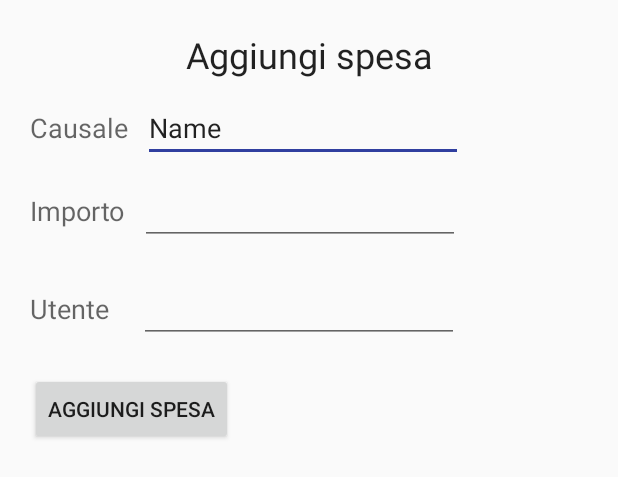
After one commit to buffin4576/BillOnAir, an Android app: the layout aggiuntaspesastanza.xml on its own in the app's theme, with its tools: preview values and no code run, on a phone screen of 412 x 824 dp. The commit adds this screen. Shown: the top 477 px of the screen. Run offline under Robolectric (Android 15) with nearby library versions, the phone set to English and light mode, and no system bars; network calls fail.

Commit message:
aggiuntaspesastanza xml

```diff
--- /dev/null
+++ b/BillOnAirApp/app/src/main/res/layout/aggiuntaspesastanza.xml
@@ -0,0 +1,113 @@
+<?xml version="1.0" encoding="utf-8"?>
+<ScrollView xmlns:android="http://schemas.android.com/apk/res/android"
+    android:layout_width="fill_parent"
+    android:layout_height="fill_parent"
+    android:id="@+id/scrollView"
+    android:fillViewport="true" >
+    <RelativeLayout android:layout_width="match_parent" android:layout_height="wrap_content">
+
+        <TextView
+            android:layout_width="wrap_content"
+            android:layout_height="wrap_content"
+            android:textAppearance="?android:attr/textAppearanceLarge"
+            android:text="Aggiungi spesa"
+            android:id="@+id/textView19"
+            android:layout_alignParentEnd="true"
+            android:layout_alignParentStart="true"
+            android:textAlignment="center"
+            android:textSize="24dp"
+            android:layout_marginTop="20dp" />
+
+        <RelativeLayout
+            android:layout_width="match_parent"
+            android:layout_height="wrap_content"
+            android:layout_below="@+id/textView19"
+            android:id="@+id/datiAggiungiSpesa"
+            android:layout_marginLeft="20dp"
+            android:layout_marginTop="20dp">
+
+            <TextView
+                android:layout_width="wrap_content"
+                android:layout_height="wrap_content"
+                android:textAppearance="?android:attr/textAppearanceMedium"
+                android:text="Causale"
+                android:id="@+id/textView21" />
+
+            <EditText
+                android:layout_width="wrap_content"
+                android:layout_height="wrap_content"
+                android:inputType="textPersonName"
+                android:text="Name"
+                android:ems="10"
+                android:id="@+id/editText"
+                android:layout_alignBaseline="@+id/textView21"
+                android:layout_toRightOf="@+id/textView21"
+                android:layout_marginLeft="10dp"
+                android:layout_marginRight="20dp" />
+
+            <TextView
+                android:layout_width="wrap_content"
+                android:layout_height="wrap_content"
+                android:textAppearance="?android:attr/textAppearanceMedium"
+                android:text="Importo"
+                android:id="@+id/textView20"
+                android:layout_below="@+id/editText"
+                android:layout_marginTop="20dp" />
+
+            <EditText
+                android:layout_width="wrap_content"
+                android:layout_height="wrap_content"
+                android:inputType="numberDecimal"
+                android:ems="10"
+                android:id="@+id/editText3"
+                android:layout_toRightOf="@+id/textView20"
+                android:layout_alignBaseline="@+id/textView20"
+                android:layout_marginLeft="10dp"
+                android:layout_marginRight="20dp" />
+
+        </RelativeLayout>
+
+        <LinearLayout
+            android:orientation="vertical"
+            android:layout_width="match_parent"
+            android:layout_height="wrap_content"
+            android:layout_marginLeft="20dp"
+            android:id="@+id/verticalUtentiAggiungiStanza"
+            android:layout_marginTop="20dp"
+            android:layout_below="@+id/datiAggiungiSpesa">
+
+            <LinearLayout
+                android:orientation="horizontal"
+                android:layout_width="match_parent"
+                android:layout_height="match_parent">
+
+                <TextView
+                    android:layout_width="wrap_content"
+                    android:layout_height="wrap_content"
+                    android:textAppearance="?android:attr/textAppearanceMedium"
+                    android:text="Utente"
+                    android:id="@+id/textView18" />
+
+                <EditText
+                    android:layout_width="wrap_content"
+                    android:layout_height="wrap_content"
+                    android:inputType="numberDecimal"
+                    android:ems="10"
+                    android:id="@+id/editText2"
+                    android:layout_marginLeft="20dp"
+                    android:layout_marginRight="20dp" />
+            </LinearLayout>
+
+        </LinearLayout>
+
+        <Button
+            android:layout_width="wrap_content"
+            android:layout_height="wrap_content"
+            android:text="Aggiungi spesa"
+            android:id="@+id/button3"
+            android:layout_marginTop="20dp"
+            android:layout_marginLeft="20dp"
+            android:layout_below="@+id/verticalUtentiAggiungiStanza" />
+
+    </RelativeLayout>
+</ScrollView>
--- a/BillOnAirApp/app/src/main/res/layout/aggiuntastanza.xml
+++ b/BillOnAirApp/app/src/main/res/layout/aggiuntastanza.xml
@@ -14,19 +14,46 @@
         android:focusableInTouchMode="true"
         android:focusable="true">
 
-    <EditText
+        <TextView
+            android:layout_width="wrap_content"
+            android:layout_height="wrap_content"
+            android:textAppearance="?android:attr/textAppearanceMedium"
+            android:text="Aggiungi stanza"
+            android:id="@+id/textView16"
+            android:layout_alignParentEnd="true"
+            android:layout_alignParentStart="true"
+            android:textAlignment="center"
+            android:textSize="24dp"
+            android:layout_marginTop="20dp" />
+
+        <TextView
+            android:layout_width="wrap_content"
+            android:layout_height="wrap_content"
+            android:textAppearance="?android:attr/textAppearanceMedium"
+            android:text="Nome"
+            android:id="@+id/textView17"
+            android:labelFor="@id/txtAddNomeStanza"
+            android:layout_alignBaseline="@+id/txtAddNomeStanza"
+            android:layout_marginLeft="10dp" />
+
+        <EditText
         android:layout_width="wrap_content"
         android:layout_height="wrap_content"
         android:inputType="textPersonName"
-        android:text="Name"
-        android:ems="10"
-        android:id="@+id/txtAddNomeStanza" />
+            android:ems="10"
+        android:id="@+id/txtAddNomeStanza"
+            android:layout_below="@+id/textView16"
+            android:layout_marginTop="20dp"
+            android:layout_marginLeft="10dp"
+            android:layout_toRightOf="@+id/textView17" />
 
         <Button
             android:layout_width="wrap_content"
             android:layout_height="wrap_content"
-            android:text="New Button"
+            android:text="Crea stanza"
             android:id="@+id/btnAddStanza"
-            android:layout_below="@+id/txtAddNomeStanza" />
+            android:layout_below="@+id/txtAddNomeStanza"
+            android:layout_marginTop="20dp"
+            android:layout_marginLeft="10dp" />
     </RelativeLayout>
 </ScrollView>
```
